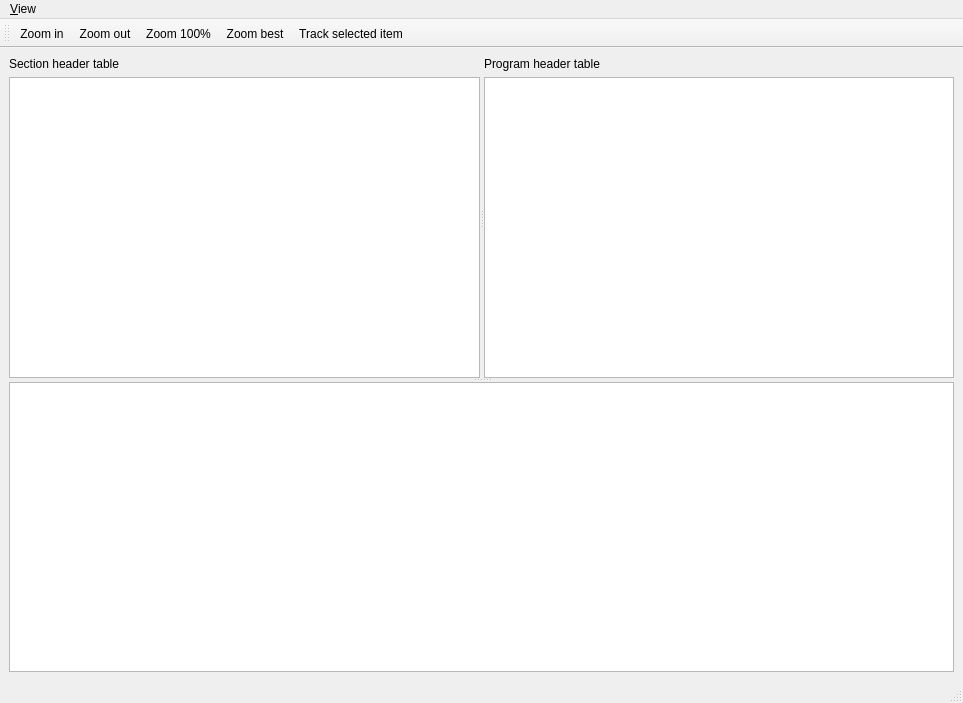
Old version of the form apps/ElfLayoutViewer/src/MainWindow.ui in the repository scandyna/MdtExecutableFile.
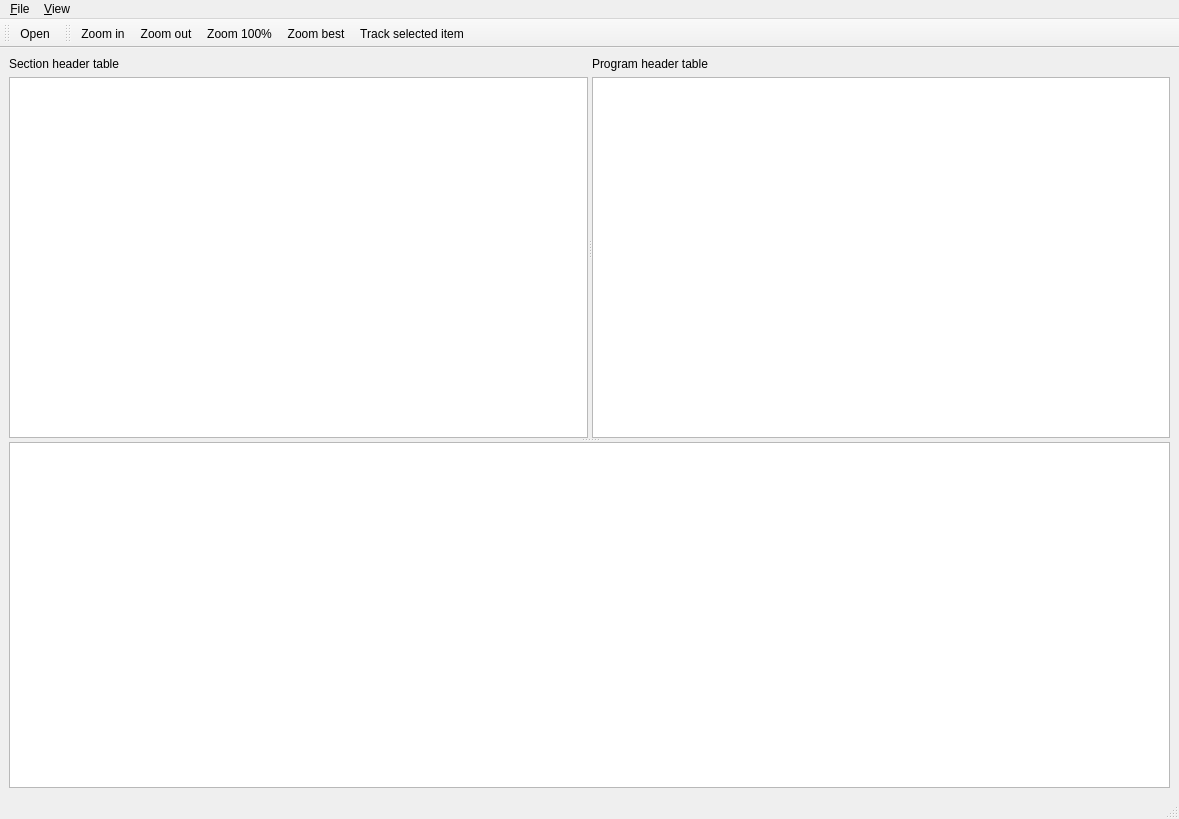
New version of the form. Icons and pictures are not drawn.

```diff
--- a/apps/ElfLayoutViewer/src/MainWindow.ui
+++ b/apps/ElfLayoutViewer/src/MainWindow.ui
@@ -6,8 +6,8 @@
    <rect>
     <x>0</x>
     <y>0</y>
-    <width>963</width>
-    <height>703</height>
+    <width>1179</width>
+    <height>819</height>
    </rect>
   </property>
   <property name="windowTitle">
@@ -35,6 +35,12 @@
          </item>
          <item>
           <widget class="QTableView" name="sectionHeaderTableView">
+           <property name="sizePolicy">
+            <sizepolicy hsizetype="Expanding" vsizetype="Expanding">
+             <horstretch>0</horstretch>
+             <verstretch>0</verstretch>
+            </sizepolicy>
+           </property>
            <property name="sortingEnabled">
             <bool>true</bool>
            </property>
@@ -53,6 +59,12 @@
          </item>
          <item>
           <widget class="QTableView" name="programHeaderTableView">
+           <property name="sizePolicy">
+            <sizepolicy hsizetype="Expanding" vsizetype="Expanding">
+             <horstretch>0</horstretch>
+             <verstretch>0</verstretch>
+            </sizepolicy>
+           </property>
            <property name="sortingEnabled">
             <bool>true</bool>
            </property>
@@ -61,7 +73,20 @@
         </layout>
        </widget>
       </widget>
-      <widget class="QGraphicsView" name="layoutView"/>
+      <widget class="QGraphicsView" name="layoutView">
+       <property name="sizePolicy">
+        <sizepolicy hsizetype="Expanding" vsizetype="Expanding">
+         <horstretch>0</horstretch>
+         <verstretch>0</verstretch>
+        </sizepolicy>
+       </property>
+       <property name="minimumSize">
+        <size>
+         <width>0</width>
+         <height>300</height>
+        </size>
+       </property>
+      </widget>
      </widget>
     </item>
    </layout>
@@ -71,7 +96,7 @@
     <rect>
      <x>0</x>
      <y>0</y>
-     <width>963</width>
+     <width>1179</width>
      <height>20</height>
     </rect>
    </property>
@@ -85,10 +110,29 @@
     <addaction name="actionZoom_best"/>
     <addaction name="actionTrack_selected_item"/>
    </widget>
+   <widget class="QMenu" name="menuFile">
+    <property name="title">
+     <string>&amp;File</string>
+    </property>
+    <addaction name="action_FileOpen"/>
+   </widget>
+   <addaction name="menuFile"/>
    <addaction name="menuView"/>
   </widget>
   <widget class="QStatusBar" name="statusbar"/>
-  <widget class="QToolBar" name="toolBar">
+  <widget class="QToolBar" name="toolBar_File">
+   <property name="windowTitle">
+    <string>toolBar_2</string>
+   </property>
+   <attribute name="toolBarArea">
+    <enum>TopToolBarArea</enum>
+   </attribute>
+   <attribute name="toolBarBreak">
+    <bool>false</bool>
+   </attribute>
+   <addaction name="action_FileOpen"/>
+  </widget>
+  <widget class="QToolBar" name="toolBar_View">
    <property name="windowTitle">
     <string>toolBar</string>
    </property>
@@ -148,6 +192,18 @@
     <string>Track selected item</string>
    </property>
   </action>
+  <action name="action_FileOpen">
+   <property name="icon">
+    <iconset theme="document-open">
+     <normaloff>.</normaloff>.</iconset>
+   </property>
+   <property name="text">
+    <string>&amp;Open</string>
+   </property>
+   <property name="shortcut">
+    <string>Ctrl+O</string>
+   </property>
+  </action>
  </widget>
  <resources/>
  <connections/>
```
